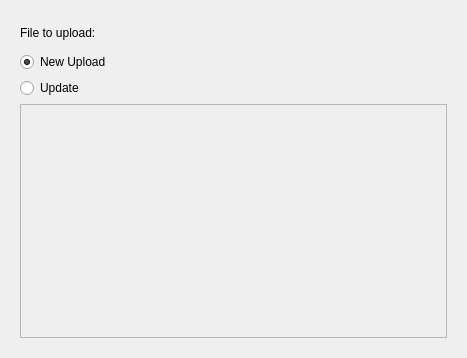
The window that knewstuff/knewstuff3/uploaddialog.ui (KDE/kdelibs) describes before a commit, drawn with Qt 5.
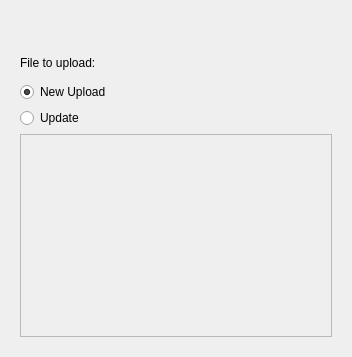
The same window after the commit. Custom widgets are drawn as their Qt base class.

Commit message: add busy indicator

Diff of the .ui file:
```diff
--- a/knewstuff/knewstuff3/uploaddialog.ui
+++ b/knewstuff/knewstuff3/uploaddialog.ui
@@ -6,8 +6,8 @@
    <rect>
     <x>0</x>
     <y>0</y>
-    <width>467</width>
-    <height>358</height>
+    <width>299</width>
+    <height>355</height>
    </rect>
   </property>
   <property name="windowTitle">
@@ -17,6 +17,39 @@
    <item>
     <widget class="KTitleWidget" name="mTitleWidget"/>
    </item>
+   <item>
+    <layout class="QHBoxLayout" name="horizontalLayout">
+     <item>
+      <widget class="QLabel" name="busyLabel">
+       <property name="sizePolicy">
+        <sizepolicy hsizetype="MinimumExpanding" vsizetype="Preferred">
+         <horstretch>0</horstretch>
+         <verstretch>0</verstretch>
+        </sizepolicy>
+       </property>
+       <property name="text">
+        <string/>
+       </property>
+      </widget>
+     </item>
+     <item>
+      <widget class="QWidget" name="busyWidget" native="true">
+       <property name="sizePolicy">
+        <sizepolicy hsizetype="Fixed" vsizetype="Fixed">
+         <horstretch>24</horstretch>
+         <verstretch>24</verstretch>
+        </sizepolicy>
+       </property>
+       <property name="minimumSize">
+        <size>
+         <width>24</width>
+         <height>24</height>
+        </size>
+       </property>
+      </widget>
+     </item>
+    </layout>
+   </item>
    <item>
     <widget class="QStackedWidget" name="stackedWidget">
      <property name="currentIndex">
```
The commit also changes 2 other files.
